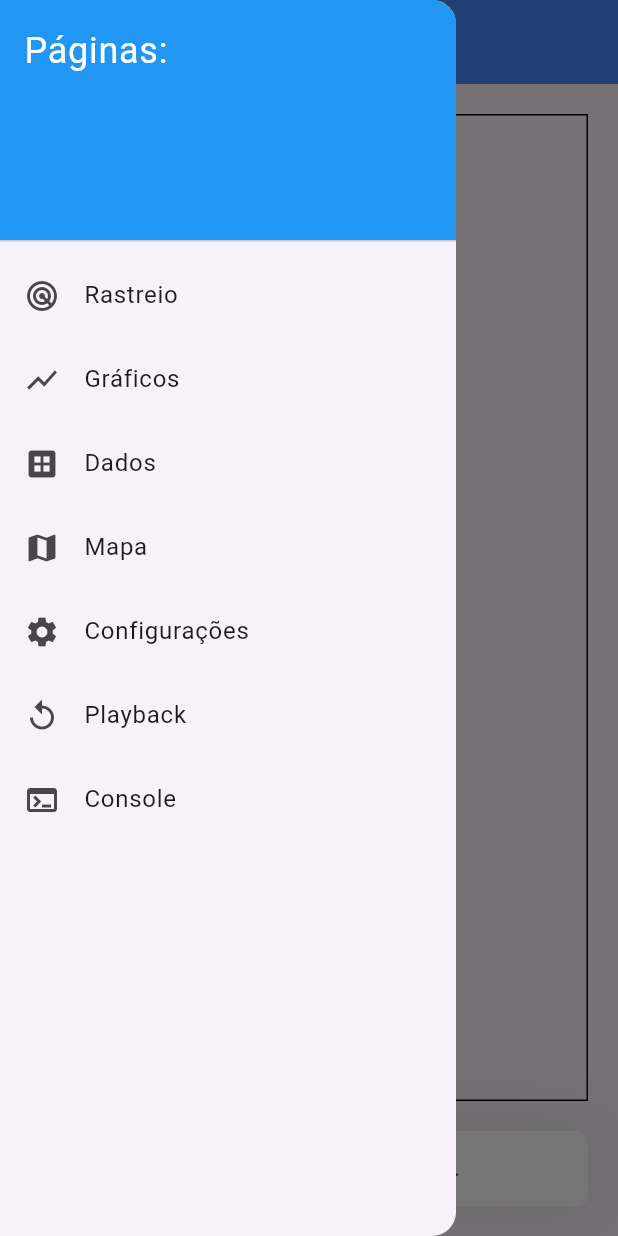
After one commit to PCBMoreira0/ArariNext, a Flutter app: the screen it shows after launch, with the side drawer open, on a phone screen of 412 x 824 dp. The commit adds this screen. Run offline on Flutter 3.47's test engine with Material 3 defaults, Android fonts, the phone set to English and light mode, and no system bars; our stand-ins replace shared_preferences; missing offline and left inert: dart_mavlink, flutter_libserialport.

Commit message:
add provider and refactor router and console_view

```diff
--- a/lib/main.dart
+++ b/lib/main.dart
@@ -1,16 +1,29 @@
+import 'package:arari_next/config/settings_manager.dart';
+import 'package:arari_next/data/repositories/mavlink_repository.dart';
+import 'package:arari_next/data/services/fake_serial_service.dart';
+import 'package:arari_next/routing/routes.dart';
 import 'package:flutter/material.dart';
 import 'package:arari_next/routing/router.dart';
+import 'package:provider/provider.dart';
 
-void main() => runApp(Mavboia());
+void main() async {
+  SettingsManager settingsManager = await SettingsManager.create();
 
-class Mavboia extends StatefulWidget {
-  const Mavboia({super.key});
+  runApp(MultiProvider(providers: [
+    Provider.value(value: settingsManager),
+    Provider.value(value: FakeSerialService()),
+    Provider(create: (context) => MavlinkRepository(serialService: context.read()))
+  ], child: const ArariNextApp()));
+}
+
+class ArariNextApp extends StatefulWidget {
+  const ArariNextApp({super.key});
 
   @override
-  State<Mavboia> createState() => _MavboiaState();
+  State<ArariNextApp> createState() => _ArariNextAppState();
 }
 
-class _MavboiaState extends State<Mavboia> {
+class _ArariNextAppState extends State<ArariNextApp> {
   @override
   void initState() {
     super.initState();
@@ -22,7 +35,7 @@ class _MavboiaState extends State<Mavboia> {
       title: 'MavBoia',
       theme: ThemeData(primarySwatch: Colors.blue),
       // Initially display FirstPage
-      initialRoute: '/console',
+      initialRoute: Routes.console,
       onGenerateRoute: RouteGenerator.generateRoute,
     );
   }
--- a/lib/routing/router.dart
+++ b/lib/routing/router.dart
@@ -1,5 +1,9 @@
+import 'package:arari_next/routing/routes.dart';
+import 'package:arari_next/ui/viewmodels/settings_viewmodel.dart';
+import 'package:arari_next/ui/views/settings_view.dart';
 import 'package:flutter/material.dart';
-import 'package:arari_next/ui/console_ui.dart';
+import 'package:arari_next/ui/views/console_view.dart';
+import 'package:provider/provider.dart';
 
 class RouteGenerator {
   static Route<dynamic> generateRoute(RouteSettings settings) {
@@ -8,8 +12,11 @@ class RouteGenerator {
     final args = settings.arguments;
 
     switch (settings.name) {
-      case '/console':
-        return MaterialPageRoute(builder: (_) => Console());
+      case Routes.console:
+        return MaterialPageRoute(builder: (_) => ConsoleView());
+
+      case Routes.settings:
+        return MaterialPageRoute(builder: (context) => SettingsView(viewmodel: SettingsViewmodel(settings: context.read())));
       default:
         // If there is no such named route in the switch statement, e.g. /third
         return _errorRoute();
--- /dev/null
+++ b/lib/routing/routes.dart
@@ -0,0 +1,4 @@
+abstract final class Routes {
+  static const console = '/console';
+  static const settings = '/settings';
+}
--- /dev/null
+++ b/lib/ui/core/ui/side_menu.dart
@@ -0,0 +1,73 @@
+import 'package:arari_next/routing/routes.dart';
+import 'package:flutter/material.dart';
+
+class SideMenu extends StatelessWidget {
+  const SideMenu({super.key});
+
+  @override
+  Widget build(BuildContext context) {
+    return Drawer(
+      child: ListView(
+        padding: EdgeInsets.zero,
+        children: <Widget>[
+          const DrawerHeader(
+            decoration: BoxDecoration(color: Colors.blue),
+            child: Text(
+              'Páginas:',
+              style: TextStyle(color: Colors.white, fontSize: 24),
+            ),
+          ),
+          ListTile(
+            leading: const Icon(Icons.radar),
+            title: const Text('Rastreio'),
+            onTap: () {
+              Navigator.of(context).pushNamed('/tracker');
+            },
+          ),
+          ListTile(
+            leading: const Icon(Icons.show_chart),
+            title: const Text('Gráficos'),
+            onTap: () {
+              Navigator.of(context).pushNamed('/graph');
+            },
+          ),
+          ListTile(
+            leading: const Icon(Icons.dataset),
+            title: const Text('Dados'),
+            onTap: () {
+              Navigator.of(context).pushNamed('/dashboard');
+            },
+          ),
+          ListTile(
+            leading: const Icon(Icons.map),
+            title: const Text('Mapa'),
+            onTap: () {
+              Navigator.of(context).pushNamed('/map');
+            },
+          ),
+          ListTile(
+            leading: const Icon(Icons.settings),
+            title: const Text('Configurações'),
+            onTap: () {
+              Navigator.of(context).pushNamed(Routes.settings);
+            },
+          ),
+          ListTile(
+            leading: const Icon(Icons.replay),
+            title: const Text('Playback'),
+            onTap: () {
+              Navigator.of(context).pushNamed('/playback');
+            },
+          ),
+          ListTile(
+            leading: const Icon(Icons.terminal),
+            title: const Text('Console'),
+            onTap: () {
+              Navigator.of(context).pushNamed(Routes.console);
+            },
+          ),
+        ],
+      ),
+    );
+  }
+}
--- a/lib/ui/data.dart
+++ /dev/null
@@ -1,2 +0,0 @@
-
-final List<String> uartMessages = [];
--- a/lib/ui/viewmodels/settings_viewmodel.dart
+++ b/lib/ui/viewmodels/settings_viewmodel.dart
@@ -5,14 +5,16 @@ class SettingsViewmodel extends ChangeNotifier {
   List<String> _serialPorts = [];
   final List<int> _baudrates = [9600, 11500];
   String _selectedSerialPort = "";
+  int _selectedBaudrate = 9600;
 
   List<String> get serialPorts => _serialPorts;
   List<int> get baudRates => _baudrates;
 
   String get selectedSerialPort => _selectedSerialPort;
+  int get selectedBaudrate => _selectedBaudrate;
   final SettingsManager _settings;
 
-  SettingsViewmodel({required settings}) : _settings = settings;
+  SettingsViewmodel({required SettingsManager settings}) : _settings = settings;
 
   void downloadSettings() async {
     _serialPorts = ["COM1", "COM2", "COM3"];
@@ -25,14 +27,20 @@ class SettingsViewmodel extends ChangeNotifier {
       _selectedSerialPort = selectedSerial;
     }
 
+    _selectedBaudrate = _settings.selectedBaudrate;
+
     notifyListeners();
   }
 
   Future<void> setSerialPort(String portName) async {
     await _settings.setSerialPort(portName);
+    _selectedSerialPort = portName;
+    notifyListeners();
   }
 
   Future<void> setBaudrate(int baudrate) async{
     await _settings.setBaudrate(baudrate);
+    _selectedBaudrate = baudrate;
+    notifyListeners();
   }
 }
--- /dev/null
+++ b/lib/ui/views/console_view.dart
@@ -0,0 +1,101 @@
+import 'package:arari_next/ui/core/ui/side_menu.dart';
+import 'package:flutter/material.dart';
+import 'dashboard_view.dart';
+
+class ConsoleView extends StatefulWidget {
+  const ConsoleView({super.key});
+
+  @override
+  State<ConsoleView> createState() => _ConsoleViewState();
+}
+
+class _ConsoleViewState extends State<ConsoleView> {
+  late TextEditingController _controller;
+
+  @override
+  void initState() {
+    super.initState();
+    _controller = TextEditingController();
+  }
+
+  @override
+  void dispose() {
+    _controller.dispose();
+    super.dispose();
+  }
+
+  @override
+  Widget build(BuildContext context) {
+    return Scaffold(
+      appBar: AppBar(
+        title: const Text('Console'),
+        backgroundColor: Colors.blueAccent,
+      ),
+      drawer: const SideMenu(),
+      body: SafeArea(
+        child: Column(
+          children: [
+            Expanded(
+              // condição para retornar caixa vazia se não houver nada na lista, se não da erro na renderização.
+              child: Container(
+                decoration: BoxDecoration(
+                  border: Border.all(width: 1.0, color: Colors.black),
+                ),
+                margin: EdgeInsets.only(top: 20, left: 20, right: 20),
+                child: Builder(
+                  builder: (context) {
+                    if (uartMessages.isNotEmpty) {
+                      return ListView.builder(
+                        itemCount: uartMessages.length,
+                        prototypeItem: SizedBox(
+                          child: Text(uartMessages.first),
+                        ),
+                        itemBuilder: (context, index) {
+                          return SizedBox(child: Text(uartMessages[index]));
+                        },
+                      );
+                    } else {
+                      return SizedBox.expand();
+                    }
+                  },
+                ),
+              ),
+            ),
+            Container(
+              margin: EdgeInsets.only(top: 20, left: 20, right: 20, bottom: 20),
+              height: 50,
+              decoration: BoxDecoration(
+                boxShadow: [
+                  BoxShadow(
+                    color: Colors.black.withValues(alpha: 0.11),
+                    blurRadius: 40,
+                    spreadRadius: 0.0,
+                  ),
+                ],
+              ),
+              child: TextField(
+                controller: _controller,
+                onSubmitted: (textoDaCaixa) => {
+                  uartMessages.add(textoDaCaixa),
+                  _controller.clear(),
+                  if (textoDaCaixa.toLowerCase() == 'clear')
+                    {uartMessages.clear()},
+                  setState(() {}),
+                },
+                decoration: InputDecoration(
+                  labelText: "Escreva a mensagem a ser enviada.",
+                  filled: true,
+                  fillColor: Colors.white,
+                  border: OutlineInputBorder(
+                    borderRadius: BorderRadius.circular(8),
+                    borderSide: BorderSide.none,
+                  ),
+                ),
+              ),
+            ),
+          ],
+        ),
+      ),
+    );
+  }
+}
--- /dev/null
+++ b/lib/ui/views/dashboard_view.dart
@@ -0,0 +1,2 @@
+
+final List<String> uartMessages = [];
--- /dev/null
+++ b/lib/ui/views/save.dart
@@ -0,0 +1,110 @@
+import 'package:flutter/material.dart';
+
+/// Flutter code sample for [Drawer].
+
+void main() => runApp(const DrawerApp());
+
+class DrawerApp extends StatelessWidget {
+  const DrawerApp({super.key});
+
+  @override
+  Widget build(BuildContext context) {
+    return const MaterialApp(home: DrawerNavegacao());
+  }
+}
+
+class DrawerNavegacao extends StatefulWidget {
+  const DrawerNavegacao({super.key});
+
+  @override
+  State<DrawerNavegacao> createState() => _DrawerNavegacao();
+}
+
+class _DrawerNavegacao extends State<DrawerNavegacao> {
+  String selectedPage = '';
+
+  @override
+  Widget build(BuildContext context) {
+    return Scaffold(
+      appBar: AppBar(),
+      drawer: Drawer(
+        child: ListView(
+          padding: EdgeInsets.zero,
+          children: <Widget>[
+            const DrawerHeader(
+              decoration: BoxDecoration(color: Colors.blue),
+              child: Text(
+                'Páginas:',
+                style: TextStyle(color: Colors.white, fontSize: 24),
+              ),
+            ),
+            ListTile(
+              leading: const Icon(Icons.radar),
+              title: const Text('Rastreio'),
+              onTap: () {
+                setState(() {
+                  selectedPage = 'rastreio';
+                });
+              },
+            ),
+            ListTile(
+              leading: const Icon(Icons.show_chart),
+              title: const Text('Gráficos'),
+              onTap: () {
+                setState(() {
+                  selectedPage = 'graficos';
+                });
+              },
+            ),
+            ListTile(
+              leading: const Icon(Icons.dataset),
+              title: const Text('Dados'),
+              onTap: () {
+                setState(() {
+                  selectedPage = 'dados';
+                });
+              },
+            ),
+            ListTile(
+              leading: const Icon(Icons.map),
+              title: const Text('Mapa'),
+              onTap: () {
+                setState(() {
+                  selectedPage = 'mapa';
+                });
+              },
+            ),
+            ListTile(
+              leading: const Icon(Icons.settings),
+              title: const Text('Configurações'),
+              onTap: () {
+                setState(() {
+                  selectedPage = 'configuracoes';
+                });
+              },
+            ),
+            ListTile(
+              leading: const Icon(Icons.replay),
+              title: const Text('Playback'),
+              onTap: () {
+                setState(() {
+                  selectedPage = 'playback';
+                });
+              },
+            ),
+            ListTile(
+              leading: const Icon(Icons.terminal),
+              title: const Text('Console'),
+              onTap: () {
+                setState(() {
+                  selectedPage = 'console';
+                });
+              },
+            ),
+          ],
+        ),
+      ),
+      body: Center(child: Text('Page: $selectedPage')),
+    );
+  }
+}
--- a/pubspec.yaml
+++ b/pubspec.yaml
@@ -13,7 +13,7 @@ dependencies:
 
   flutter_libserialport: ^0.6.0
 
-  provider: ^6.1.5
+  provider: ^6.1.5+1
   shared_preferences: ^2.5.3
 
 dev_dependencies:
```
Also changed, not shown: lib/data/services/fake_serial_service.dart (added, +41 -0 lines), lib/ui/barra_navegacao.dart (deleted, +0 -72 lines), lib/ui/console_ui.dart (deleted, +0 -101 lines), lib/ui/save.dart (deleted, +0 -110 lines), lib/ui/views/settings_view.dart (+6 -6 lines), lib/ui/dados.dart (added), lib/ui/views/tracker_view.dart (added).
